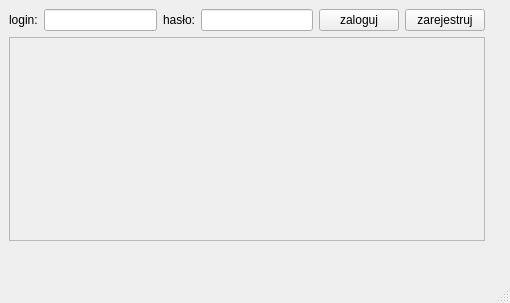
The window that mainwindow.ui (ZuzGom/parag_onewid) describes before a commit, drawn with Qt 5.
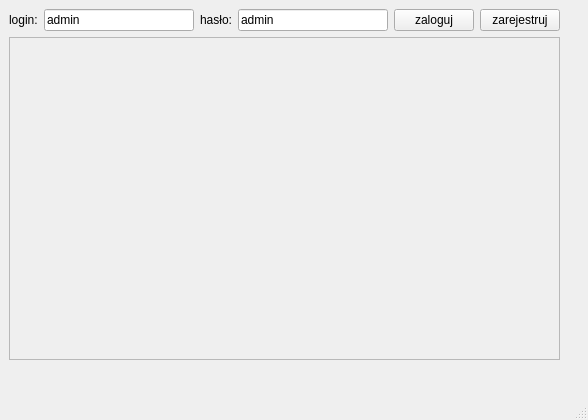
The same window after the commit.

Diff of the .ui file:
```diff
--- a/mainwindow.ui
+++ b/mainwindow.ui
@@ -6,8 +6,8 @@
    <rect>
     <x>0</x>
     <y>0</y>
-    <width>510</width>
-    <height>303</height>
+    <width>588</width>
+    <height>420</height>
    </rect>
   </property>
   <property name="windowTitle">
@@ -19,8 +19,8 @@
      <rect>
       <x>9</x>
       <y>9</y>
-      <width>476</width>
-      <height>232</height>
+      <width>551</width>
+      <height>351</height>
      </rect>
     </property>
     <layout class="QVBoxLayout" name="verticalLayout">
@@ -34,17 +34,28 @@
         </widget>
        </item>
        <item>
-        <widget class="QLineEdit" name="lineEdit_2"/>
+        <widget class="QLineEdit" name="lineEdit_2">
+         <property name="text">
+          <string>admin</string>
+         </property>
+        </widget>
        </item>
        <item>
         <widget class="QLabel" name="label_2">
+         <property name="frameShape">
+          <enum>QFrame::NoFrame</enum>
+         </property>
          <property name="text">
           <string>hasło:</string>
          </property>
         </widget>
        </item>
        <item>
-        <widget class="QLineEdit" name="lineEdit"/>
+        <widget class="QLineEdit" name="lineEdit">
+         <property name="text">
+          <string>admin</string>
+         </property>
+        </widget>
        </item>
        <item>
         <widget class="QPushButton" name="pushButton_2">
@@ -72,8 +83,8 @@
          <rect>
           <x>0</x>
           <y>0</y>
-          <width>472</width>
-          <height>195</height>
+          <width>547</width>
+          <height>309</height>
          </rect>
         </property>
        </widget>
```
Left out of the diff: 4 changed lines with no effect on the pictures.
